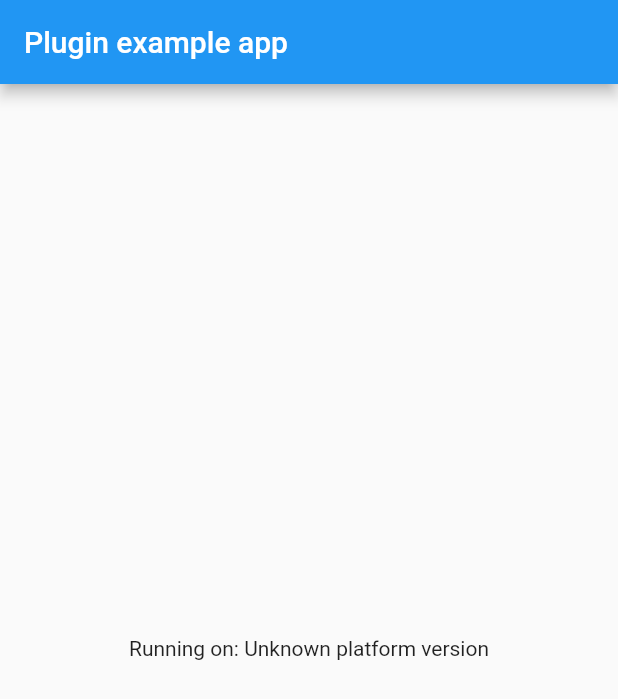
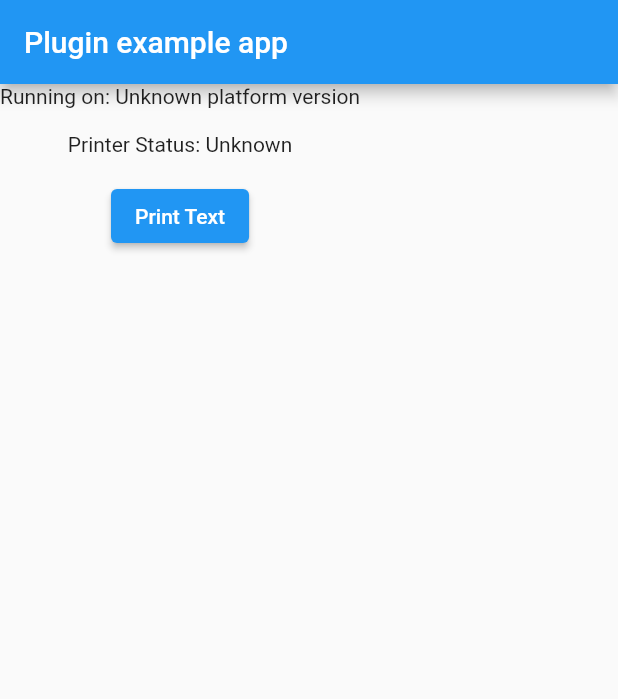
Before and after one commit to mcrovero/printer_sdk, a Flutter app: the screen it shows after launch, on a phone screen of 412 x 824 dp. Shown: the top 699 px of the screen. Run offline on Flutter 3.47's test engine with Material 2 defaults, Android fonts, the phone set to English and light mode, and no system bars; our stand-ins replace plugin_platform_interface.

```diff
--- a/example/lib/main.dart
+++ b/example/lib/main.dart
@@ -17,6 +17,8 @@ class MyApp extends StatefulWidget {
 
 class _MyAppState extends State<MyApp> {
   String _platformVersion = 'Unknown';
+  String _printerStatus = 'Unknown';
+
   final _printerSdkPlugin = PrinterSdk();
 
   @override
@@ -31,8 +33,8 @@ class _MyAppState extends State<MyApp> {
     // Platform messages may fail, so we use a try/catch PlatformException.
     // We also handle the message potentially returning null.
     try {
-      platformVersion =
-          await _printerSdkPlugin.getPlatformVersion() ?? 'Unknown platform version';
+      platformVersion = await _printerSdkPlugin.getPlatformVersion() ??
+          'Unknown platform version';
     } on PlatformException {
       platformVersion = 'Failed to get platform version.';
     }
@@ -54,9 +56,19 @@ class _MyAppState extends State<MyApp> {
         appBar: AppBar(
           title: const Text('Plugin example app'),
         ),
-        body: Center(
-          child: Text('Running on: $_platformVersion\n'),
-        ),
+        body: Column(children: [
+          Text('Running on: $_platformVersion\n'),
+          Text('Printer Status: $_printerStatus\n'),
+          ElevatedButton(
+            onPressed: () async {
+              var usbDriverState = await _printerSdkPlugin.checkUsbDriver();
+              setState(() {
+                _printerStatus = usbDriverState ? 'Connected' : 'Disconnected';
+              });
+            },
+            child: const Text('Print Text'),
+          ),
+        ]),
       ),
     );
   }
--- a/lib/printer_sdk.dart
+++ b/lib/printer_sdk.dart
@@ -1,8 +1,11 @@
-
 import 'printer_sdk_platform_interface.dart';
 
 class PrinterSdk {
   Future<String?> getPlatformVersion() {
     return PrinterSdkPlatform.instance.getPlatformVersion();
   }
+
+  Future<bool> checkUsbDriver() {
+    return PrinterSdkPlatform.instance.checkUsbDriver();
+  }
 }
--- a/lib/printer_sdk_platform_interface.dart
+++ b/lib/printer_sdk_platform_interface.dart
@@ -26,4 +26,8 @@ abstract class PrinterSdkPlatform extends PlatformInterface {
   Future<String?> getPlatformVersion() {
     throw UnimplementedError('platformVersion() has not been implemented.');
   }
+
+  Future<bool> checkUsbDriver() {
+    throw UnimplementedError('checkUsbDriver() has not been implemented.');
+  }
 }
```
Also changed, not shown: lib/printer_sdk_method_channel.dart (+8 -1 lines), 67 other files.
